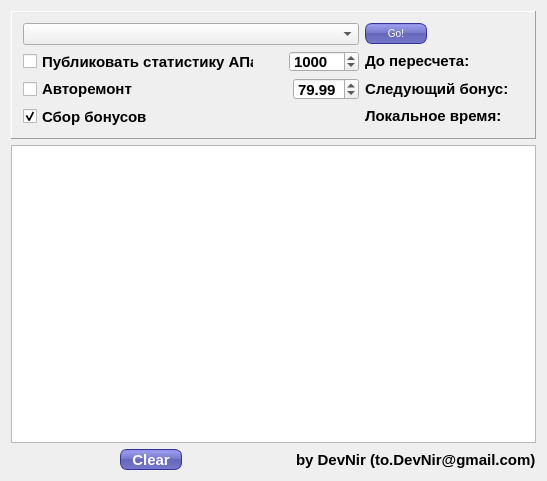
Before: the Qt Designer form rescalc.ui in devnir/ResCalc, drawn with Qt 5.
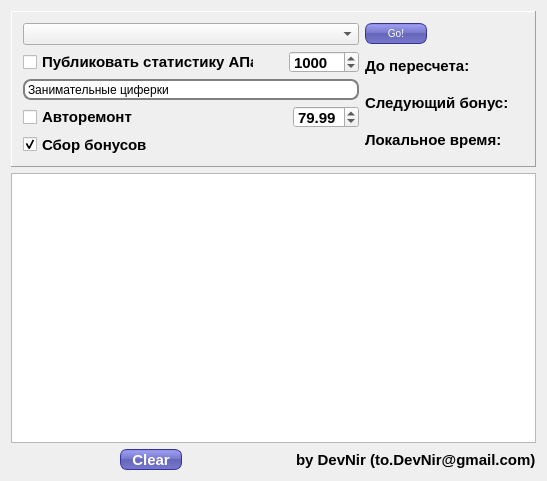
After: the same form once the commit is applied. Icons and pictures are not drawn.

Patch:
```diff
--- a/rescalc.ui
+++ b/rescalc.ui
@@ -141,8 +141,8 @@
      <widget class="QFrame" name="TopFrame">
       <property name="maximumSize">
        <size>
-        <width>927</width>
-        <height>128</height>
+        <width>928</width>
+        <height>156</height>
        </size>
       </property>
       <property name="styleSheet">
@@ -223,6 +223,13 @@
            </item>
           </layout>
          </item>
+         <item>
+          <widget class="QLineEdit" name="forumNameEdit">
+           <property name="text">
+            <string>Занимательные циферки</string>
+           </property>
+          </widget>
+         </item>
          <item>
           <layout class="QHBoxLayout" name="horizontalLayout_7">
            <item>
```
